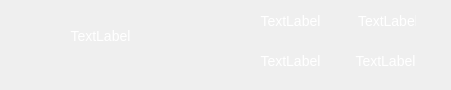
Old version of the form source/interface/MovieCard.ui in the repository ValldemarXorin/Labs-2-cours.
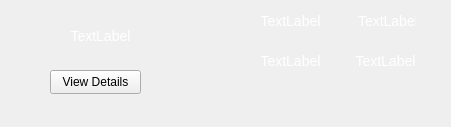
New version of the form.

Diff of the .ui file:
```diff
--- a/source/interface/MovieCard.ui
+++ b/source/interface/MovieCard.ui
@@ -7,7 +7,7 @@
     <x>0</x>
     <y>0</y>
     <width>451</width>
-    <height>90</height>
+    <height>127</height>
    </rect>
   </property>
   <property name="windowTitle">
@@ -163,6 +163,19 @@
     <string>TextLabel</string>
    </property>
   </widget>
+  <widget class="QPushButton" name="ViewDetailsButton">
+   <property name="geometry">
+    <rect>
+     <x>50</x>
+     <y>70</y>
+     <width>91</width>
+     <height>24</height>
+    </rect>
+   </property>
+   <property name="text">
+    <string>View Details</string>
+   </property>
+  </widget>
  </widget>
  <resources/>
  <connections/>
```
